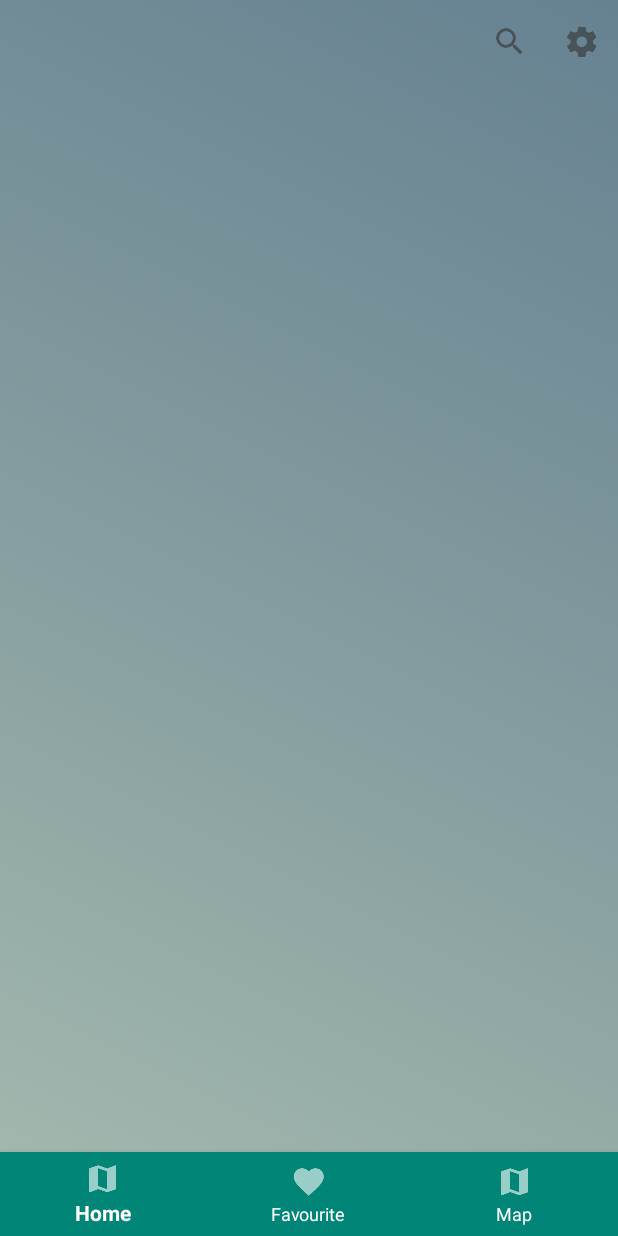
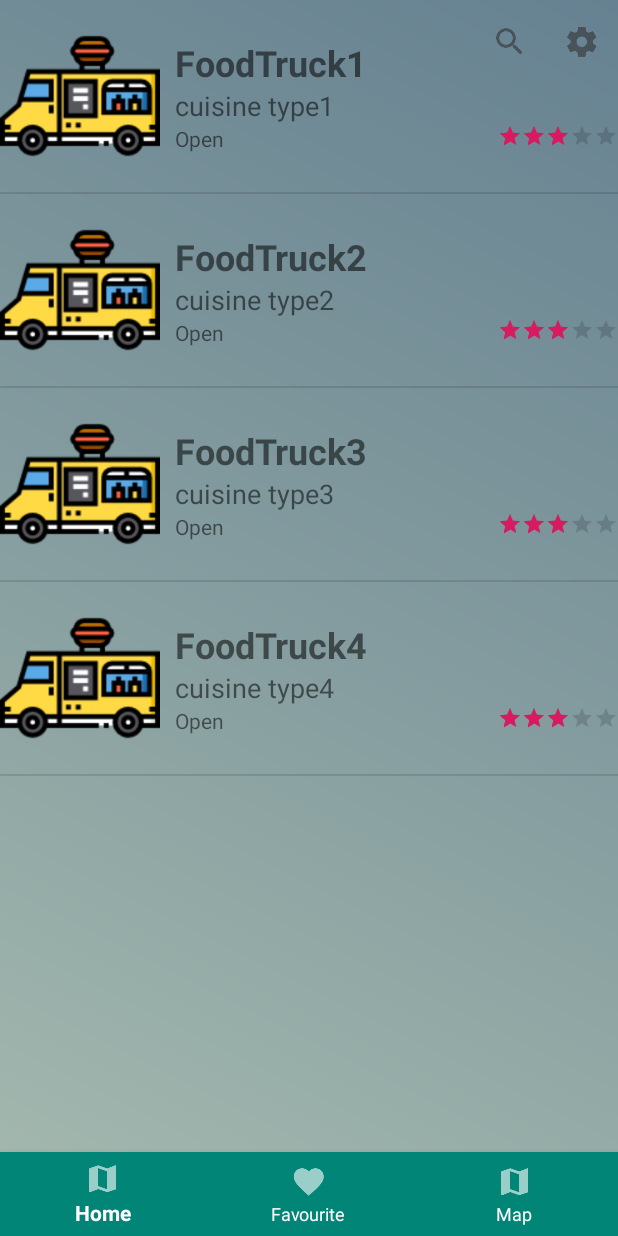
Before and after one commit to Engineering2018-PaJaMa/TrackFoodTruck, an Android app: the fragment FavouriteFragment placed in its activity, on a phone screen of 412 x 824 dp. Run offline under Robolectric (Android 15) with nearby library versions, the phone set to English and light mode, and no system bars; libraries missing offline, so code that uses them is left out: org.springframework.http, org.springframework.web; 4 statements that could not run were skipped.

Commit message:
Add listView Adapter

```diff
--- a/app/src/main/java/com/example/pajama/trackfoodtruck/Fragments/FavouriteFragment.java
+++ b/app/src/main/java/com/example/pajama/trackfoodtruck/Fragments/FavouriteFragment.java
@@ -1,5 +1,6 @@
 package com.example.pajama.trackfoodtruck.Fragments;
 
+import com.example.pajama.trackfoodtruck.ListAdapter.FavouriteFoodTruckListAdapter;
 import com.example.pajama.trackfoodtruck.R;
 
 import android.content.Context;
@@ -9,51 +10,33 @@ import android.support.v4.app.Fragment;
 import android.view.LayoutInflater;
 import android.view.View;
 import android.view.ViewGroup;
+import android.widget.ListView;
 
 public class FavouriteFragment extends Fragment
 {
-	// TODO: Rename parameter arguments, choose names that match
-	// the fragment initialization parameters, e.g. ARG_ITEM_NUMBER
-	private static final String ARG_PARAM1 = "param1";
-	private static final String ARG_PARAM2 = "param2";
 
-	// TODO: Rename and change types of parameters
-	private String mParam1;
-	private String mParam2;
+	String[] nameArray = { "FoodTruck1", "FoodTruck2", "FoodTruck3", "FoodTruck4" };
 
-	//private OnFragmentInteractionListener mListener;
+	String[] infoArray = { "cuisine type1", "cuisine type2", "cuisine type3", "cuisine type4" };
 
-	public FavouriteFragment()
-	{
-		// Required empty public constructor
-	}
+	Integer[] imageArray = { R.drawable.foodtrucksample,R.drawable.foodtrucksample,R.drawable.foodtrucksample,R.drawable.foodtrucksample, };
 
-	public static FavouriteFragment newInstance(String param1, String param2)
-	{
-		FavouriteFragment fragment = new FavouriteFragment();
-		Bundle args = new Bundle();
-		args.putString(ARG_PARAM1, param1);
-		args.putString(ARG_PARAM2, param2);
-		fragment.setArguments(args);
-		return fragment;
-	}
+	ListView listView;
 
 	@Override
 	public void onCreate(Bundle savedInstanceState)
 	{
 		super.onCreate(savedInstanceState);
-		if (getArguments() != null)
-		{
-			mParam1 = getArguments().getString(ARG_PARAM1);
-			mParam2 = getArguments().getString(ARG_PARAM2);
-		}
 	}
 
 	@Override
-	public View onCreateView(
-			LayoutInflater inflater, ViewGroup container, Bundle savedInstanceState)
+	public View onCreateView(LayoutInflater inflater, ViewGroup container, Bundle savedInstanceState)
 	{
-		// Inflate the layout for this fragment
-		return inflater.inflate(R.layout.fragment_favourite, container, false);
+		View view = inflater.inflate(R.layout.fragment_favourite, container, false);
+		FavouriteFoodTruckListAdapter favouriteFoodTruckListAdapter = new FavouriteFoodTruckListAdapter(getActivity(), nameArray, infoArray, imageArray);
+
+		listView = view.findViewById(R.id.favouriteListView);
+		listView.setAdapter(favouriteFoodTruckListAdapter);
+		return view;
 	}
 }
--- /dev/null
+++ b/app/src/main/java/com/example/pajama/trackfoodtruck/ListAdapter/FavouriteFoodTruckListAdapter.java
@@ -0,0 +1,46 @@
+package com.example.pajama.trackfoodtruck.ListAdapter;
+
+import com.example.pajama.trackfoodtruck.R;
+
+
+import android.support.v4.app.FragmentActivity;
+import android.view.LayoutInflater;
+import android.view.View;
+import android.view.ViewGroup;
+import android.widget.ArrayAdapter;
+import android.widget.ImageView;
+import android.widget.TextView;
+
+public class FavouriteFoodTruckListAdapter extends ArrayAdapter
+{
+	private final FragmentActivity context;
+	private final String[] nameArray;
+	private final String[] infoArray;
+	private final Integer[] imageArray;
+
+	public FavouriteFoodTruckListAdapter(FragmentActivity context, String[] nameArrayParam, String[] infoArrayParam,Integer[] imageArrayParam){
+
+		super(context,R.layout.listview_row , nameArrayParam);
+
+		this.context=context;
+		this.nameArray = nameArrayParam;
+		this.infoArray = infoArrayParam;
+		this.imageArray = imageArrayParam;
+
+	}
+
+	public View getView(int position, View view, ViewGroup parent) {
+		LayoutInflater inflater=context.getLayoutInflater();
+		View rowView=inflater.inflate(R.layout.listview_row, null,true);
+
+		TextView nameTextField = rowView.findViewById(R.id.foodTruckNameTextView);
+		TextView infoTextField = rowView.findViewById(R.id.foodTruckInfoTextView);
+		ImageView imageView = rowView.findViewById(R.id.foodTruckimageView);
+
+		nameTextField.setText(nameArray[position]);
+		infoTextField.setText(infoArray[position]);
+		imageView.setImageResource(imageArray[position]);
+		return rowView;
+
+	};
+}
```
